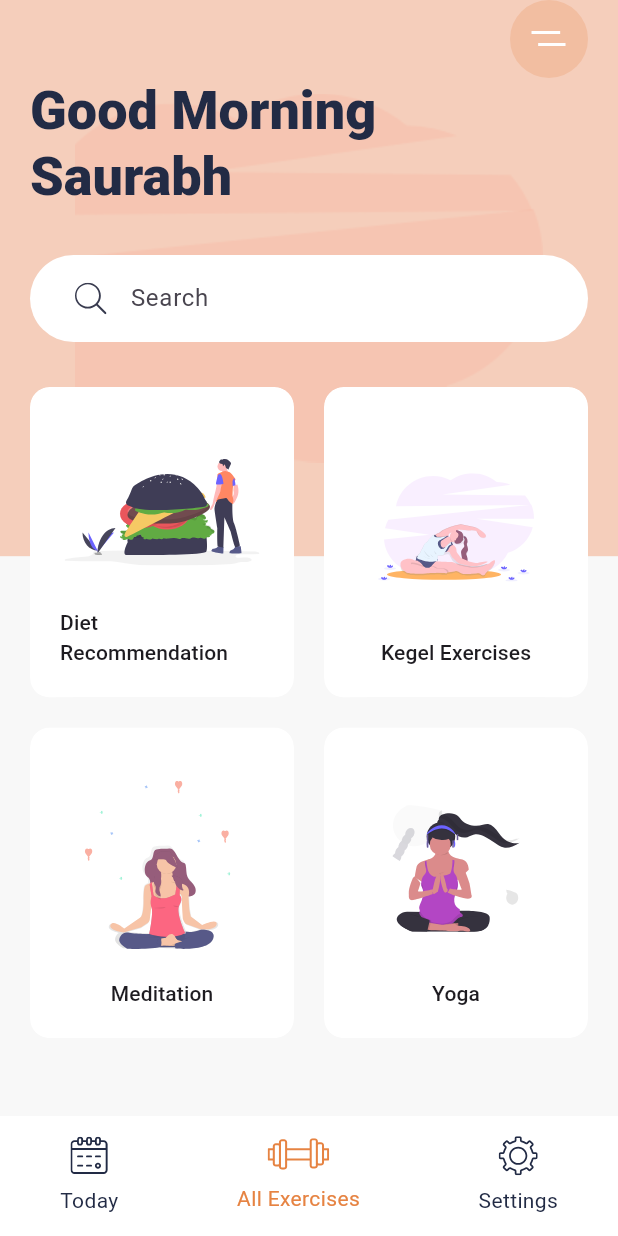
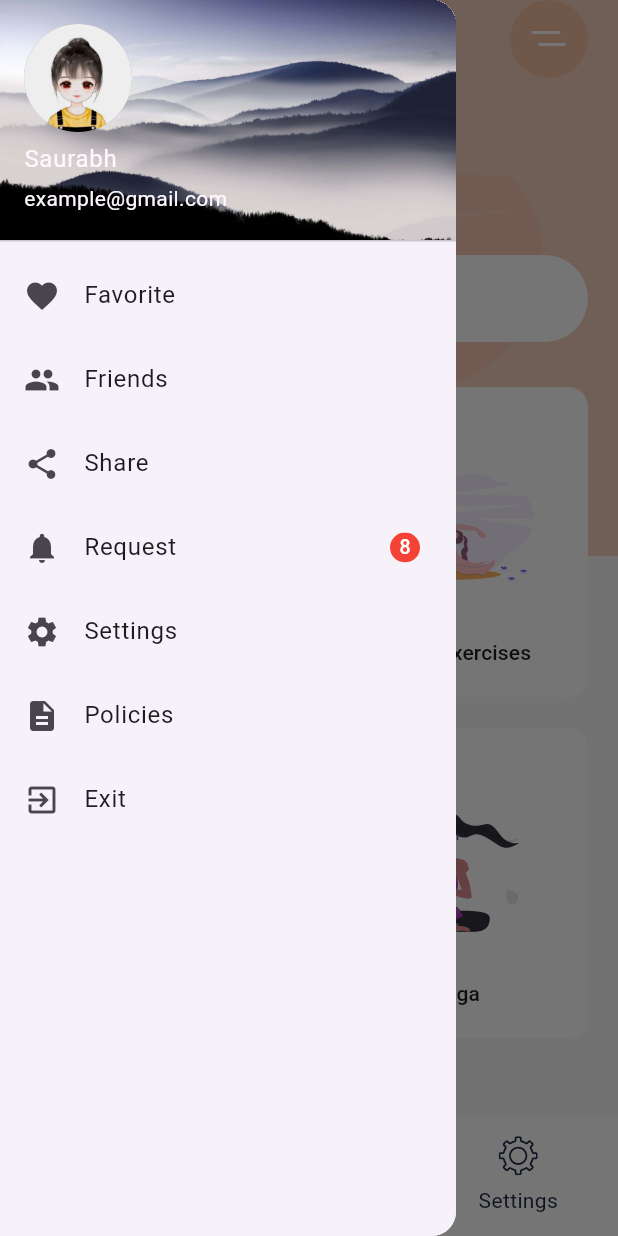
Before and after one commit to Saurabhmaurya111/daily_plan, a Flutter app: the screen it shows after launch, with the side drawer open (before the commit the screen has no drawer), on a phone screen of 412 x 824 dp. Run offline on Flutter 3.47's test engine with Material 3 defaults, Android fonts, the phone set to English and light mode, and no system bars; our stand-ins replace flutter_svg; Roboto replaces fonts that are missing (Cairo).

Commit message:
made menu button and three pages

```diff
--- a/lib/constant.dart
+++ b/lib/constant.dart
@@ -6,3 +6,5 @@ const kTextColor = Color(0xFF222B45);
 const kBlueLightColor = Color(0xFFC7B8F5);
 const kBlueColor = Color(0xFF817DC0);
 const kShadowColor = Color(0xFFE6E6E6);
+const kyogaColor = Color(0xA9D2CC);
+const Color blueGrey = Colors.blueGrey;
--- a/lib/main.dart
+++ b/lib/main.dart
@@ -2,11 +2,16 @@ import 'package:daily_execises/bottomnavbar.dart';
 import 'package:daily_execises/category_card.dart';
 import 'package:daily_execises/constant.dart';
 import 'package:daily_execises/screens/details_screen.dart';
+import 'package:daily_execises/screens/exercise.dart';
+import 'package:daily_execises/screens/menu.dart';
+import 'package:daily_execises/screens/yoga.dart';
 import 'package:daily_execises/search_bar.dart';
 import 'package:flutter/cupertino.dart';
 import 'package:flutter/material.dart';
+import 'package:flutter/services.dart';
 import 'package:flutter/widgets.dart';
 import 'package:flutter_svg/flutter_svg.dart';
+GlobalKey<ScaffoldState> _scaffoldState = GlobalKey<ScaffoldState>();
 
 void main() {
   runApp(const MyApp());
@@ -36,8 +41,14 @@ class HomeScreen extends StatelessWidget {
 
   @override
   Widget build(BuildContext context) {
+  var scaffoldKey = GlobalKey<ScaffoldState>();
     var size = MediaQuery.of(context).size;
     return Scaffold(
+      key: scaffoldKey,
+       drawer: new Drawer(
+       child:  MenuOption(),
+
+       ),
       bottomNavigationBar: DefaultNav(),
       body: Stack(
         children: [
@@ -57,6 +68,11 @@ class HomeScreen extends StatelessWidget {
                 children: [
                   Align(
                     alignment: Alignment.topRight,
+                    child: GestureDetector(
+                      onTap: (){
+                        scaffoldKey.currentState!.openDrawer();
+                      },
+
                       child: Container(
                         alignment: Alignment.center,
                         height: 52,
@@ -66,6 +82,7 @@ class HomeScreen extends StatelessWidget {
                           shape: BoxShape.circle,
                         ),
                         child: SvgPicture.asset("assets/icons/menu.svg"),
+                      ),
                     ),
                   ),
                   Text(
@@ -91,28 +108,36 @@ class HomeScreen extends StatelessWidget {
                         CategoryCard(
                           svgSrc: "assets/icons/Excrecises.svg",
                           title: "Kegel Exercises",
-                          press: () {},
+                          press: () {
+                            Navigator.push(
+                              context,
+                              MaterialPageRoute(
+                                builder: (context) => Exercise(),
+                              ),
+                            );
+                          },
                         ),
                         CategoryCard(
                           svgSrc: "assets/icons/Meditation.svg",
                           title: "Meditation",
                           press: () {
-
                             Navigator.push(
                               context,
                               MaterialPageRoute(
-                                builder: (context) => DetailScreen())
-
+                                builder: (context) => DetailScreen(),
+                              ),
                             );
-
-
-
                           },
                         ),
                         CategoryCard(
                           svgSrc: "assets/icons/yoga.svg",
                           title: "Yoga",
-                          press: () {},
+                          press: () {
+                            Navigator.push(
+                                context,
+                                MaterialPageRoute(
+                                    builder: (context) => YogaPage()));
+                          },
                         ),
                       ],
                     ),
--- /dev/null
+++ b/lib/screens/menu.dart
@@ -0,0 +1,89 @@
+import 'package:flutter/material.dart';
+
+class MenuOption extends StatelessWidget {
+  const MenuOption({super.key});
+
+  @override
+  Widget build(BuildContext context) {
+    return Drawer(
+      child: ListView(
+        padding: EdgeInsets.all(0),
+        children: [
+          UserAccountsDrawerHeader(
+            accountName: Text("Saurabh"),
+            accountEmail: Text("example@gmail.com"),
+            currentAccountPicture: CircleAvatar(
+              backgroundColor: Colors.grey,
+              child: ClipOval(
+
+                child: Image.asset(
+                  "assets/images/profile.jpg",
+                  width: 90,
+                  height: 90,
+                  fit: BoxFit.cover,
+
+                ),
+              ),
+            ),
+            decoration: BoxDecoration(
+              color: Colors.purple,
+              image: DecorationImage(
+                image: AssetImage("assets/images/mountains.jpg"),
+                fit: BoxFit.cover,
+              ),
+            ),
+          ),
+          ListTile(
+            leading: Icon(Icons.favorite),
+            title: Text("Favorite"),
+            onTap: () {},
+          ),
+          ListTile(
+            leading: Icon(Icons.people),
+            title: Text("Friends"),
+            onTap: () {},
+          ),
+          ListTile(
+            leading: Icon(Icons.share),
+            title: Text("Share"),
+            onTap: () {},
+          ),
+          ListTile(
+            leading: Icon(Icons.notifications),
+            title: Text("Request"),
+            onTap: () {},
+            trailing: ClipOval(
+              child: Container(
+                color: Colors.red,
+                width: 20,
+                height: 20,
+                child: Center(
+                  child: Text(
+                    "8",
+                    style: TextStyle(color: Colors.white, fontSize: 13),
+                  ),
+                ),
+              ),
+            ),
+          ),
+          // Divider(),
+          ListTile(
+            leading: Icon(Icons.settings),
+            title: Text("Settings"),
+            onTap: () {},
+          ),
+          ListTile(
+            leading: Icon(Icons.description),
+            title: Text("Policies"),
+            onTap: () {},
+          ),
+          ListTile(
+            leading: Icon(Icons.exit_to_app),
+            title: Text("Exit"),
+            onTap: () {},
+          ),
+        ],
+      ),
+    );
+  }
+}
```
Also changed, not shown: lib/screens/details_screen.dart (+9 -4 lines), lib/screens/exercise.dart (added, +175 -0 lines), lib/screens/yoga.dart (added, +162 -0 lines), assets/images/mountains.jpg (added), assets/images/profile.jpg (added), assets/images/yog_back_orgi.jpg (added), 2 other files. Lines whose indentation alone changed are shown as unchanged.
